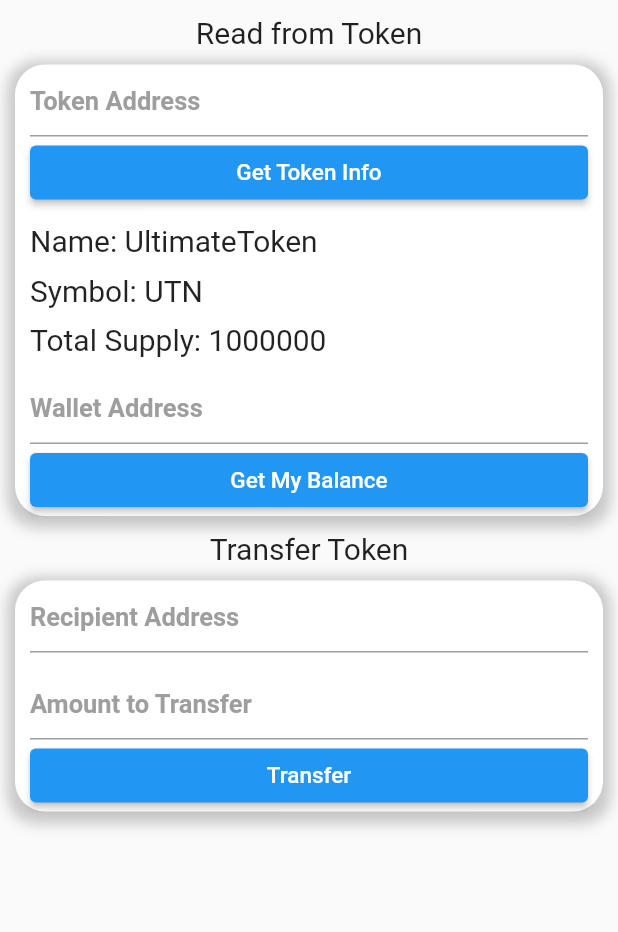
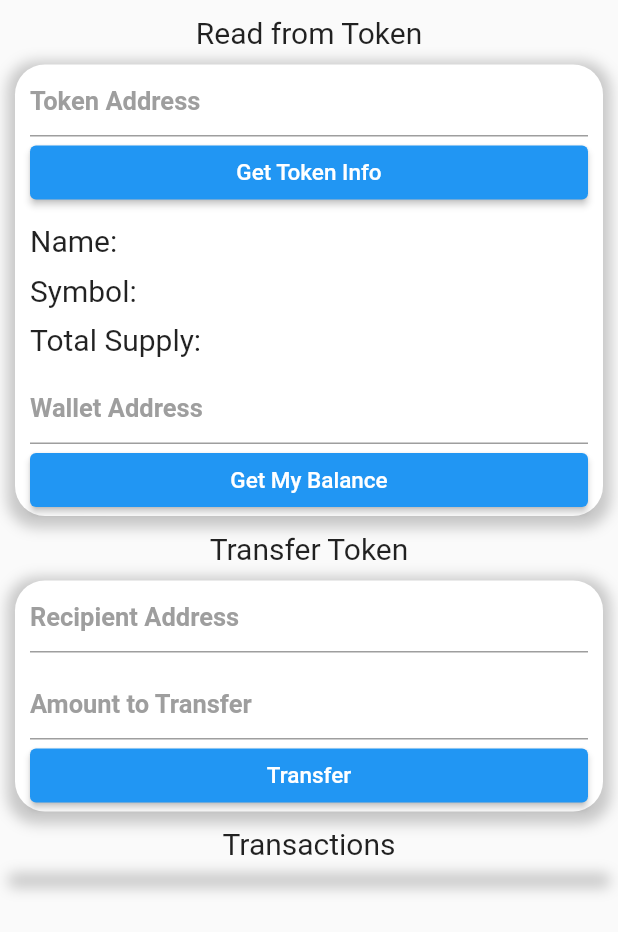
Before and after one commit to MrBuluc/Ultimate-Token, a Flutter app: the screen it shows after launch, on a phone screen of 412 x 824 dp. Shown: the top 932 px of the screen. Run offline on Flutter 3.47's test engine with Material 2 defaults, Android fonts, the phone set to English and light mode, and no system bars; our stand-ins replace flutter_dotenv, get_it; Roboto replaces fonts that are missing (Catamaran).

Commit message:
designed transactions

```diff
--- /dev/null
+++ b/lib/model/transaction.dart
@@ -0,0 +1,12 @@
+class Transaction {
+  String from;
+  String to;
+  String amount;
+  String hash;
+
+  Transaction(
+      {required this.from,
+      required this.to,
+      required this.amount,
+      required this.hash});
+}
--- a/lib/ui/token_page.dart
+++ b/lib/ui/token_page.dart
@@ -1,4 +1,7 @@
+import 'dart:math' as math;
+
 import 'package:flutter/material.dart';
+import 'package:ultimate_token/model/transaction.dart';
 
 class TokenPage extends StatefulWidget {
   const TokenPage({Key? key}) : super(key: key);
@@ -17,16 +20,31 @@ class _TokenPageState extends State<TokenPage> {
   TextEditingController recipientAddressCnt = TextEditingController();
   TextEditingController amountCnt = TextEditingController();
 
-  String name = "UltimateToken",
-      symbol = "UTN",
-      totalSupply = "1000000",
-      balance = "1000000";
+  String name = "", symbol = "", totalSupply = "", balance = "";
+
+  List<Transaction> transactions = [];
+
+  Decoration boxDecoration = BoxDecoration(
+      color: Colors.white,
+      borderRadius: BorderRadius.circular(20),
+      boxShadow: [
+        BoxShadow(
+            color: Colors.black.withOpacity(.2),
+            spreadRadius: 5,
+            blurRadius: 7,
+            offset: const Offset(0, 3))
+      ]);
+
+  late Size size;
 
   @override
   Widget build(BuildContext context) {
+    size = MediaQuery.of(context).size;
+
     return SafeArea(
       child: Scaffold(
-        body: Center(
+        body: SingleChildScrollView(
+          child: Center(
             child: Padding(
               padding: const EdgeInsets.only(top: 10),
               child: Column(
@@ -65,8 +83,61 @@ class _TokenPageState extends State<TokenPage> {
                           amountCnt, "Amount to Transfer", checkAmount),
                     ),
                     buildButton("Transfer")
-                ])
+                  ]),
+                  const Text(
+                    "Transactions",
+                    style: TextStyle(fontSize: 20),
+                  ),
+                  Padding(
+                    padding: const EdgeInsets.all(10),
+                    child: Container(
+                      decoration: boxDecoration,
+                      child: Column(
+                        children: [
+                          ListView.builder(
+                            physics: const NeverScrollableScrollPhysics(),
+                            itemCount: transactions.length,
+                            shrinkWrap: true,
+                            itemBuilder: (context, index) {
+                              Transaction transaction = transactions[index];
+                              return Card(
+                                color: Color(
+                                        (math.Random().nextDouble() * 0xFFFFFF)
+                                            .toInt())
+                                    .withOpacity(1),
+                                shape: RoundedRectangleBorder(
+                                    borderRadius: BorderRadius.circular(10)),
+                                child: Column(
+                                  mainAxisAlignment: MainAxisAlignment.start,
+                                  crossAxisAlignment: CrossAxisAlignment.end,
+                                  children: [
+                                    Column(
+                                      mainAxisSize: MainAxisSize.max,
+                                      mainAxisAlignment:
+                                          MainAxisAlignment.start,
+                                      children: [
+                                        buildText("From: ", transaction.from),
+                                        buildText("To: ", transaction.to),
+                                        buildText(
+                                            "Amount: ", transaction.amount),
+                                        TextButton(
+                                          child: const Text(
+                                              "Check in block explorer"),
+                                          onPressed: () {},
+                                        ),
                                       ],
+                                    )
+                                  ],
+                                ),
+                              );
+                            },
+                          )
+                        ],
+                      ),
+                    ),
+                  )
+                ],
+              ),
             ),
           ),
         ),
@@ -77,16 +148,8 @@ class _TokenPageState extends State<TokenPage> {
   Widget buildContainer(Key key, List<Widget> children) => Padding(
         padding: const EdgeInsets.all(10),
         child: Container(
-          decoration: BoxDecoration(
-              color: Colors.white,
-              borderRadius: BorderRadius.circular(20),
-              boxShadow: [
-                BoxShadow(
-                    color: Colors.black.withOpacity(.2),
-                    spreadRadius: 5,
-                    blurRadius: 7,
-                    offset: const Offset(0, 3))
-              ]),
+          width: size.width,
+          decoration: boxDecoration,
           child: Form(
             key: key,
             child: Padding(
@@ -155,4 +218,12 @@ class _TokenPageState extends State<TokenPage> {
     }
     return "Please enter a amount which is a number";
   }
+
+  Widget buildText(String transactionInfo, String transaction) => Padding(
+        padding: const EdgeInsets.only(left: 5, top: 5, bottom: 5),
+        child: Text(
+          transactionInfo + transaction,
+          style: const TextStyle(fontSize: 15),
+        ),
+      );
 }
```
Lines whose indentation alone changed are shown as unchanged.
